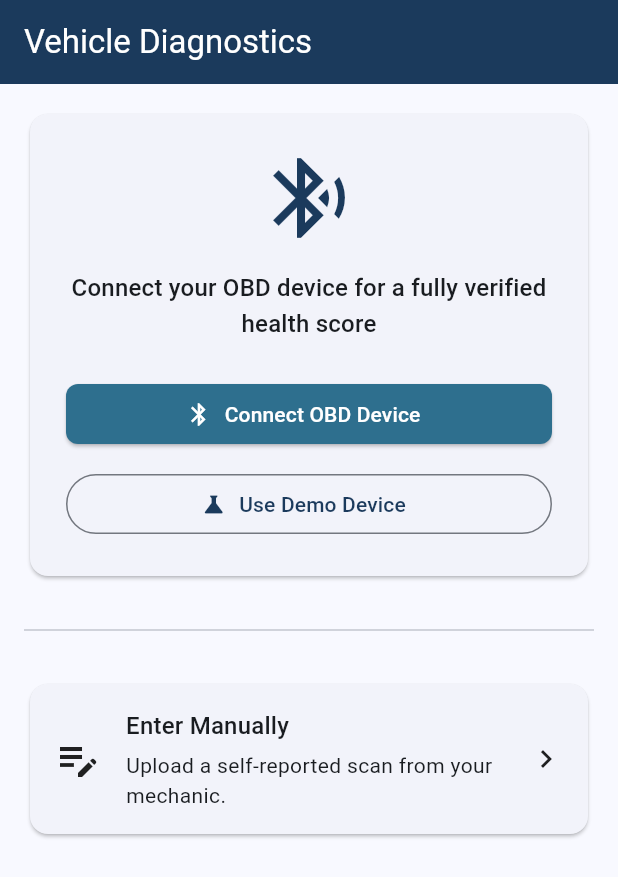
After one commit to VaradSinghal/payasyoumaintain, a Flutter app: the DiagnosticsScreen screen opened by its route, after a tap on "Connect OBD Device", after a tap on "Check Now", after a tap on the "power settings new" icon, on a phone screen of 412 x 824 dp. The commit adds this screen. Shown: the top 877 px of the screen. Run offline on Flutter 3.47's test engine with Material 3 defaults, Android fonts, the phone set to English and light mode, and no system bars; our stand-ins replace flutter_riverpod, flutter_secure_storage, go_router; accounts and stored records are empty.

Commit message:
feat(mobile_app): add Vehicle Diagnostics screen and manual entry form
- Add Diagnostics card to Dashboard.

- Create DiagnosticsScreen with Real, Simulated, and Manual entry points.

- Build manual DTC entry form handling Confirmed vs Pending states.

- Refactor AuthProvider and ObdConnectionService to Notifier to fix Riverpod lints.

```diff
--- a/mobile_app/lib/router.dart
+++ b/mobile_app/lib/router.dart
@@ -5,6 +5,7 @@ import 'package:go_router/go_router.dart';
 import 'providers/auth_provider.dart';
 import 'screens/claims_screen.dart';
 import 'screens/dashboard_screen.dart';
+import 'screens/diagnostics_screen.dart';
 import 'screens/onboarding_screen.dart';
 import 'screens/shell_screen.dart';
 import 'widgets/shared_widgets.dart';
@@ -63,6 +64,10 @@ final routerProvider = Provider<GoRouter>((ref) {
           ),
         ],
       ),
+      GoRoute(
+        path: '/diagnostics',
+        builder: (context, state) => const DiagnosticsScreen(),
+      ),
     ],
   );
 });
--- /dev/null
+++ b/mobile_app/lib/screens/diagnostics_screen.dart
@@ -0,0 +1,347 @@
+import 'package:flutter/material.dart';
+import 'package:flutter_riverpod/flutter_riverpod.dart';
+import '../services/obd_connection_service.dart';
+
+class DiagnosticsScreen extends ConsumerStatefulWidget {
+  const DiagnosticsScreen({super.key});
+
+  @override
+  ConsumerState<DiagnosticsScreen> createState() => _DiagnosticsScreenState();
+}
+
+class _DiagnosticsScreenState extends ConsumerState<DiagnosticsScreen> {
+
+  @override
+  Widget build(BuildContext context) {
+    final obdState = ref.watch(obdConnectionProvider);
+
+    ref.listen<ObdState>(obdConnectionProvider, (previous, next) {
+      if (next.newCodeDetected && !(previous?.newCodeDetected ?? false)) {
+        ScaffoldMessenger.of(context).showSnackBar(
+          SnackBar(
+            content: Row(
+              children: [
+                const Icon(Icons.warning, color: Colors.white),
+                const SizedBox(width: 8),
+                const Expanded(child: Text('New diagnostic code detected!')),
+              ],
+            ),
+            backgroundColor: Colors.red.shade800,
+            duration: const Duration(seconds: 4),
+          ),
+        );
+        ref.read(obdConnectionProvider.notifier).clearNewCodeFlag();
+      }
+    });
+
+    return Scaffold(
+      appBar: AppBar(
+        title: const Text('Vehicle Diagnostics'),
+        actions: [
+          if (obdState.isConnected)
+            IconButton(
+              icon: const Icon(Icons.power_settings_new),
+              tooltip: 'Disconnect',
+              onPressed: () {
+                ref.read(obdConnectionProvider.notifier).disconnect();
+              },
+            ),
+        ],
+      ),
+      body: obdState.isConnected
+          ? _buildConnectedView(context, obdState)
+          : _buildDisconnectedView(context),
+    );
+  }
+
+  Widget _buildDisconnectedView(BuildContext context) {
+    return ListView(
+      padding: const EdgeInsets.all(16.0),
+      children: [
+        Card(
+          child: Padding(
+            padding: const EdgeInsets.all(24.0),
+            child: Column(
+              children: [
+                Icon(Icons.bluetooth_searching, size: 64, color: Theme.of(context).primaryColor),
+                const SizedBox(height: 16),
+                Text(
+                  'Connect your OBD device for a fully verified health score',
+                  style: Theme.of(context).textTheme.titleMedium,
+                  textAlign: TextAlign.center,
+                ),
+                const SizedBox(height: 24),
+                SizedBox(
+                  width: double.infinity,
+                  child: ElevatedButton.icon(
+                    icon: const Icon(Icons.bluetooth),
+                    label: const Text('Connect OBD Device'),
+                    onPressed: () {
+                      ref.read(obdConnectionProvider.notifier).connectReal();
+                    },
+                  ),
+                ),
+                const SizedBox(height: 12),
+                SizedBox(
+                  width: double.infinity,
+                  child: OutlinedButton.icon(
+                    icon: const Icon(Icons.science),
+                    label: const Text('Use Demo Device'),
+                    onPressed: () {
+                      ref.read(obdConnectionProvider.notifier).connectSimulated();
+                    },
+                  ),
+                ),
+              ],
+            ),
+          ),
+        ),
+        const SizedBox(height: 24),
+        const Divider(),
+        const SizedBox(height: 24),
+        Card(
+          child: InkWell(
+            onTap: () => _showManualEntryDialog(context),
+            child: Padding(
+              padding: const EdgeInsets.all(16.0),
+              child: Row(
+                children: [
+                  const Icon(Icons.edit_note, size: 32),
+                  const SizedBox(width: 16),
+                  Expanded(
+                    child: Column(
+                      crossAxisAlignment: CrossAxisAlignment.start,
+                      children: [
+                        Text('Enter Manually', style: Theme.of(context).textTheme.titleMedium),
+                        const SizedBox(height: 4),
+                        const Text('Upload a self-reported scan from your mechanic.'),
+                      ],
+                    ),
+                  ),
+                  const Icon(Icons.chevron_right),
+                ],
+              ),
+            ),
+          ),
+        ),
+      ],
+    );
+  }
+
+  Widget _buildConnectedView(BuildContext context, ObdState state) {
+    return ListView(
+      padding: const EdgeInsets.all(16.0),
+      children: [
+        if (state.connectionType == ConnectionType.simulated)
+          Container(
+            padding: const EdgeInsets.all(8),
+            margin: const EdgeInsets.only(bottom: 16),
+            decoration: BoxDecoration(
+              color: Colors.blue.shade100,
+              borderRadius: BorderRadius.circular(8),
+            ),
+            child: Row(
+              mainAxisAlignment: MainAxisAlignment.center,
+              children: [
+                Icon(Icons.info_outline, color: Colors.blue.shade900),
+                const SizedBox(width: 8),
+                Text('SIMULATED DEMO DEVICE', style: TextStyle(color: Colors.blue.shade900, fontWeight: FontWeight.bold)),
+              ],
+            ),
+          ),
+
+        Card(
+          child: Padding(
+            padding: const EdgeInsets.all(16.0),
+            child: Column(
+              crossAxisAlignment: CrossAxisAlignment.start,
+              children: [
+                Row(
+                  mainAxisAlignment: MainAxisAlignment.spaceBetween,
+                  children: [
+                    Text('Connection Status', style: Theme.of(context).textTheme.titleMedium),
+                    const Chip(
+                      label: Text('Connected', style: TextStyle(color: Colors.white, fontSize: 12)),
+                      backgroundColor: Colors.green,
+                      padding: EdgeInsets.zero,
+                    ),
+                  ],
+                ),
+                const SizedBox(height: 16),
+                if (state.lastChecked != null)
+                  Text('Last checked: ${state.lastChecked.toString().split('.')[0]}', style: Theme.of(context).textTheme.bodySmall),
+                const SizedBox(height: 16),
+                SizedBox(
+                  width: double.infinity,
+                  child: ElevatedButton.icon(
+                    icon: const Icon(Icons.refresh),
+                    label: const Text('Check Now'),
+                    onPressed: () {
+                      ref.read(obdConnectionProvider.notifier).checkNow();
+                    },
+                  ),
+                ),
+              ],
+            ),
+          ),
+        ),
+
+        const SizedBox(height: 24),
+        Text('Confirmed Codes (Mode 03)', style: Theme.of(context).textTheme.titleLarge),
+        const SizedBox(height: 8),
+        _buildCodeList(state.confirmedCodes),
+
+        const SizedBox(height: 24),
+        Text('Pending Codes (Mode 07)', style: Theme.of(context).textTheme.titleLarge),
+        const SizedBox(height: 8),
+        _buildCodeList(state.pendingCodes),
+      ],
+    );
+  }
+
+  Widget _buildCodeList(List<String> codes) {
+    if (codes.isEmpty) {
+      return Card(
+        color: Colors.green.shade50,
+        child: const Padding(
+          padding: EdgeInsets.all(16.0),
+          child: Row(
+            children: [
+              Icon(Icons.check_circle, color: Colors.green),
+              SizedBox(width: 8),
+              Text('No faults detected'),
+            ],
+          ),
+        ),
+      );
+    }
+
+    return Column(
+      children: codes.map((code) => Card(
+        child: ListTile(
+          leading: const Icon(Icons.warning, color: Colors.orange),
+          title: Text(code, style: const TextStyle(fontWeight: FontWeight.bold)),
+          subtitle: const Text('Diagnostic Trouble Code'),
+        ),
+      )).toList(),
+    );
+  }
+
+  void _showManualEntryDialog(BuildContext context) {
+    showModalBottomSheet(
+      context: context,
+      isScrollControlled: true,
+      builder: (ctx) => const ManualEntryForm(),
+    );
+  }
+}
+
+class ManualEntryForm extends ConsumerStatefulWidget {
+  const ManualEntryForm({super.key});
+
+  @override
+  ConsumerState<ManualEntryForm> createState() => _ManualEntryFormState();
+}
+
+class _ManualEntryFormState extends ConsumerState<ManualEntryForm> {
+  bool? _isLightOn;
+  final _codeController = TextEditingController();
+
+  final List<String> _commonCodes = ['P0101', 'P0300', 'P0420', 'U0100'];
+
+  void _submit() {
+    final codes = _isLightOn == true && _codeController.text.isNotEmpty
+        ? [_codeController.text.trim().toUpperCase()]
+        : <String>[];
+
+    final payload = {
+      "vehicle_id": "mock-vehicle-id",
+      "timestamp": DateTime.now().toIso8601String(),
+      "confirmed_codes": codes,
+      "pending_codes": [],
+      "source": "manual_entry",
+      "device_id": null
+    };
+
+    print("Submitting manual entry to POST /api/v1/dtc-readings: $payload");
+
+    Navigator.of(context).pop();
+    ScaffoldMessenger.of(context).showSnackBar(
+      const SnackBar(content: Text('Manual entry submitted successfully')),
+    );
+  }
+
+  @override
+  Widget build(BuildContext context) {
+    return Padding(
+      padding: EdgeInsets.only(
+        bottom: MediaQuery.of(context).viewInsets.bottom,
+        left: 16,
+        right: 16,
+        top: 24,
+      ),
+      child: Column(
+        mainAxisSize: MainAxisSize.min,
+        crossAxisAlignment: CrossAxisAlignment.start,
+        children: [
+          Text('Enter Diagnostics Manually', style: Theme.of(context).textTheme.titleLarge),
+          const SizedBox(height: 16),
+          const Text('Is your check engine or warning light on?'),
+          const SizedBox(height: 8),
+          Row(
+            children: [
+              Expanded(
+                child: RadioListTile<bool>(
+                  title: const Text('Yes'),
+                  value: true,
+                  groupValue: _isLightOn,
+                  onChanged: (val) => setState(() => _isLightOn = val),
+                ),
+              ),
+              Expanded(
+                child: RadioListTile<bool>(
+                  title: const Text('No'),
+                  value: false,
+                  groupValue: _isLightOn,
+                  onChanged: (val) => setState(() => _isLightOn = val),
+                ),
+              ),
+            ],
+          ),
+          if (_isLightOn == true) ...[
+            const SizedBox(height: 16),
+            TextField(
+              controller: _codeController,
+              decoration: const InputDecoration(
+                labelText: 'Enter DTC Code (e.g. P0101)',
+                border: OutlineInputBorder(),
+              ),
+            ),
+            const SizedBox(height: 16),
+            const Text('Common Codes:'),
+            Wrap(
+              spacing: 8,
+              children: _commonCodes.map((code) => ActionChip(
+                label: Text(code),
+                onPressed: () {
+                  setState(() {
+                    _codeController.text = code;
+                  });
+                },
+              )).toList(),
+            ),
+          ],
+          const SizedBox(height: 24),
+          SizedBox(
+            width: double.infinity,
+            child: ElevatedButton(
+              onPressed: _isLightOn != null ? _submit : null,
+              child: const Text('Submit Reading'),
+            ),
+          ),
+          const SizedBox(height: 24),
+        ],
+      ),
+    );
+  }
+}
--- a/mobile_app/lib/services/obd_connection_service.dart
+++ b/mobile_app/lib/services/obd_connection_service.dart
@@ -1,30 +1,40 @@
 import 'dart:async';
 import 'package:flutter_riverpod/flutter_riverpod.dart';
 
+enum ConnectionType { none, real, simulated }
+
 class ObdState {
   final bool isConnected;
+  final ConnectionType connectionType;
   final List<String> confirmedCodes;
   final List<String> pendingCodes;
   final DateTime? lastChecked;
+  final bool newCodeDetected;
 
   ObdState({
     this.isConnected = false,
+    this.connectionType = ConnectionType.none,
     this.confirmedCodes = const [],
     this.pendingCodes = const [],
     this.lastChecked,
+    this.newCodeDetected = false,
   });
 
   ObdState copyWith({
     bool? isConnected,
+    ConnectionType? connectionType,
     List<String>? confirmedCodes,
     List<String>? pendingCodes,
     DateTime? lastChecked,
+    bool? newCodeDetected,
   }) {
     return ObdState(
       isConnected: isConnected ?? this.isConnected,
+      connectionType: connectionType ?? this.connectionType,
       confirmedCodes: confirmedCodes ?? this.confirmedCodes,
       pendingCodes: pendingCodes ?? this.pendingCodes,
       lastChecked: lastChecked ?? this.lastChecked,
+      newCodeDetected: newCodeDetected ?? this.newCodeDetected,
     );
   }
 }
@@ -37,11 +47,20 @@ class ObdConnectionService extends Notifier<ObdState> {
     return ObdState();
   }
 
-  void connect() {
-    state = state.copyWith(isConnected: true, lastChecked: DateTime.now());
+  void connectReal() {
+    _connect(ConnectionType.real);
+  }
+
+  void connectSimulated() {
+    _connect(ConnectionType.simulated);
+  }
+
+  void _connect(ConnectionType type) {
+    state = state.copyWith(isConnected: true, connectionType: type, lastChecked: DateTime.now(), newCodeDetected: false);
     // Post initial healthy reading (empty lists) on connect
     _postReading([], []);
 
+    _pollingTimer?.cancel();
     _pollingTimer = Timer.periodic(const Duration(seconds: 30), (_) {
       _pollDtcCodes();
     });
@@ -49,22 +68,34 @@ class ObdConnectionService extends Notifier<ObdState> {
 
   void disconnect() {
     _pollingTimer?.cancel();
-    state = state.copyWith(isConnected: false);
+    state = state.copyWith(isConnected: false, connectionType: ConnectionType.none, newCodeDetected: false);
+  }
+
+  void checkNow() {
+    _pollDtcCodes();
   }
 
   void _pollDtcCodes() {
-    // Simulated mock codes
+    // Simulated mock codes that occasionally change.
+    // For demo, we just add a pending code if there are none, or change it around.
     final currentConfirmed = ['P0101'];
-    final currentPending = ['U0100'];
+    final currentPending = state.pendingCodes.isEmpty ? ['U0100'] : ['U0100', 'P0300'];
 
     if (_hasChanged(currentConfirmed, currentPending)) {
       state = state.copyWith(
         confirmedCodes: currentConfirmed,
         pendingCodes: currentPending,
         lastChecked: DateTime.now(),
+        newCodeDetected: true,
       );
       _postReading(currentConfirmed, currentPending);
+    } else {
+      state = state.copyWith(lastChecked: DateTime.now(), newCodeDetected: false);
     }
+  }
+
+  void clearNewCodeFlag() {
+    state = state.copyWith(newCodeDetected: false);
   }
 
   bool _hasChanged(List<String> newConfirmed, List<String> newPending) {
```
Also changed, not shown: contracts/schemas/dtc-reading.schema.json (+31 -8 lines), mobile_app/lib/providers/auth_provider.dart (+8 -6 lines), mobile_app/lib/screens/dashboard_screen.dart (+28 -0 lines), 4 other files.
